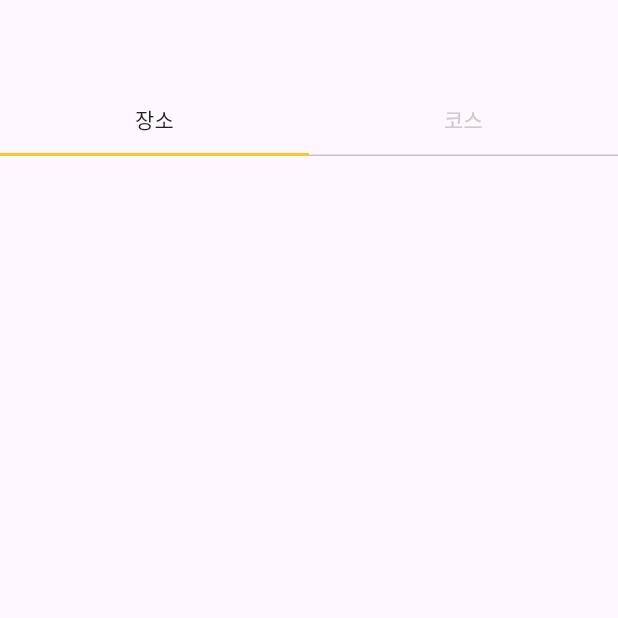
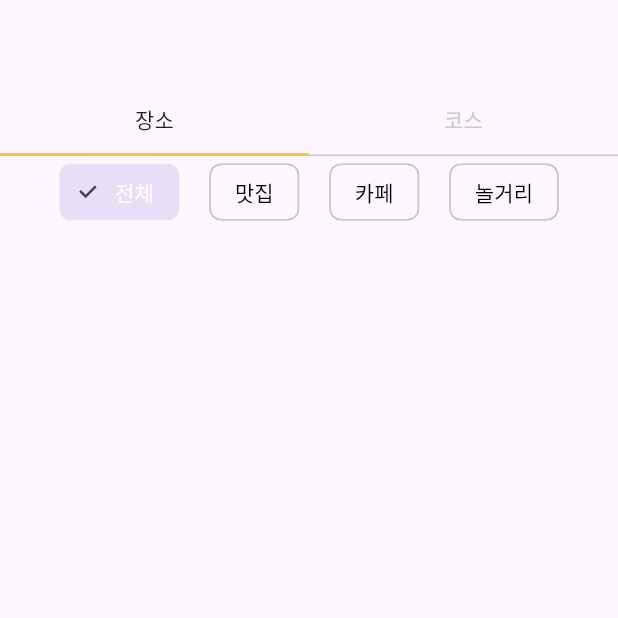
Before and after one commit to minchanpark/soda_project_final, a Flutter app: the screen it shows after launch, on a phone screen of 412 x 824 dp, the top half of it. Run offline on Flutter 3.47's test engine with Material 3 defaults, Android fonts, the phone set to English and light mode, and no system bars; our stand-ins replace cloud_firestore, firebase_core; accounts and stored records are empty; statements that could not run were skipped.

Commit message:
add listview

```diff
--- a/lib/home_page.dart
+++ b/lib/home_page.dart
@@ -43,10 +43,12 @@ class _ShowPlaceListState extends State<ShowPlaceList>
           ],
         ),
       ),
+      //TabBarView를 따로 하나의 class로 만들어서 column으로 묶어보자
       body: TabBarView(
         controller: tabController,
         children: const <Widget>[
           PlacePage(),
+          Text('course'),
         ],
       ),
     );
--- a/lib/page_folder/place_page.dart
+++ b/lib/page_folder/place_page.dart
@@ -1,6 +1,5 @@
 import 'package:cloud_firestore/cloud_firestore.dart';
 import 'package:flutter/material.dart';
-
 import '../app_color/app_color.dart';
 import '../firestore_file/firestore_resturant.dart';
 
@@ -15,8 +14,8 @@ class _PlacePageState extends State<PlacePage> {
   final FirestoreServiseResturant firestoreService =
       FirestoreServiseResturant();
 
-  /*int? _value = 0;
-    List<String> item = ['SODA', 'CAMP', 'FUN', 'FLUTTER'];*/
+  int? _value = 0;
+  List<String> item = ['전체', '맛집', '카페', '놀거리'];
   @override
   Widget build(BuildContext context) {
     return StreamBuilder<QuerySnapshot>(
@@ -41,13 +40,29 @@ class _PlacePageState extends State<PlacePage> {
             return priceA.compareTo(priceB);
           });
 
-          return ListView.builder(
+          return Column(
+            children: [
+              Wrap(
+                spacing: 20,
+                children: List.generate(4, (index) {
+                  return ChoiceChip(
+                    label: Text(item[index]),
+                    selected: index == _value,
+                    labelStyle: TextStyle(
+                        color: index == _value ? Colors.white : Colors.black),
+                    onSelected: (bool selected) {
+                      setState(() {
+                        _value = selected ? index : -1;
+                        if (index == 1) {
+                          Expanded(
+                            child: ListView.builder(
                                 itemCount: notesList.length,
                                 itemBuilder: (context, index) {
-                DocumentSnapshot documentSnapshot = sortedNotesListSmall[index];
+                                  DocumentSnapshot documentSnapshot =
+                                      sortedNotesListSmall[index];
 
-                Map<String, dynamic> data =
-                    documentSnapshot.data() as Map<String, dynamic>;
+                                  Map<String, dynamic> data = documentSnapshot
+                                      .data() as Map<String, dynamic>;
 
                                   String name = data['name'];
                                   int price = data['price'];
@@ -61,7 +76,9 @@ class _PlacePageState extends State<PlacePage> {
                                       color: AppColor.backGroundColor2,
                                       child: ListTile(
                                         leading: const SizedBox(
-                          width: 113, height: 124, child: Icon(Icons.image)),
+                                            width: 113,
+                                            height: 124,
+                                            child: Icon(Icons.image)),
                                         title: Row(
                                           children: [
                                             Text(
@@ -85,7 +102,8 @@ class _PlacePageState extends State<PlacePage> {
                                           ],
                                         ),
                                         subtitle: Column(
-                        crossAxisAlignment: CrossAxisAlignment.start,
+                                          crossAxisAlignment:
+                                              CrossAxisAlignment.start,
                                           children: [
                                             Text(
                                               explain,
@@ -101,24 +119,33 @@ class _PlacePageState extends State<PlacePage> {
                                                 Container(
                                                   width: 75,
                                                   height: 20,
-                                padding: const EdgeInsets.only(top: 0),
+                                                  padding:
+                                                      const EdgeInsets.only(
+                                                          top: 0),
                                                   decoration: BoxDecoration(
-                                    borderRadius: BorderRadius.circular(13),
-                                    color: AppColor.appBarColor1),
+                                                      borderRadius:
+                                                          BorderRadius.circular(
+                                                              13),
+                                                      color: AppColor
+                                                          .appBarColor1),
                                                   child: Text(
                                                     '${price.toString()}원',
                                                     textAlign: TextAlign.center,
                                                     style: const TextStyle(
                                                         fontSize: 12,
-                                      fontWeight: FontWeight.w500,
+                                                        fontWeight:
+                                                            FontWeight.w500,
                                                         letterSpacing: -0.18,
-                                      color: AppColor.textColor4),
+                                                        color: AppColor
+                                                            .textColor4),
                                                   ),
                                                 ),
-                              const Expanded(child: Text(' ')),
+                                                const Expanded(
+                                                    child: Text(' ')),
                                                 IconButton(
                                                     onPressed: () {},
-                                  icon: const Icon(Icons.favorite_border)),
+                                                    icon: const Icon(
+                                                        Icons.favorite_border)),
                                               ],
                                             ),
                                           ],
@@ -126,7 +153,18 @@ class _PlacePageState extends State<PlacePage> {
                                       ),
                                     ),
                                   );
+                                }),
+                          );
+                        } else {
+                          const Text('other');
+                        }
                       });
+                    },
+                  );
+                }),
+              ),
+            ],
+          );
         } else {
           return const Text('No notes...');
         }
```
Also changed, not shown: 1 other file. Lines whose indentation alone changed are shown as unchanged.
